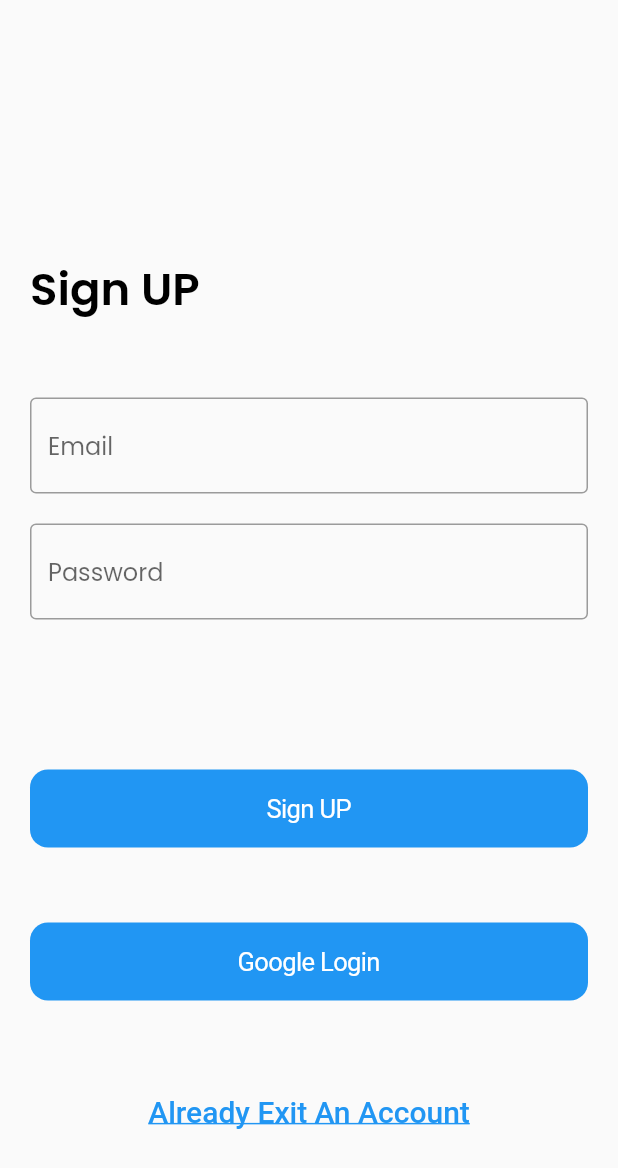
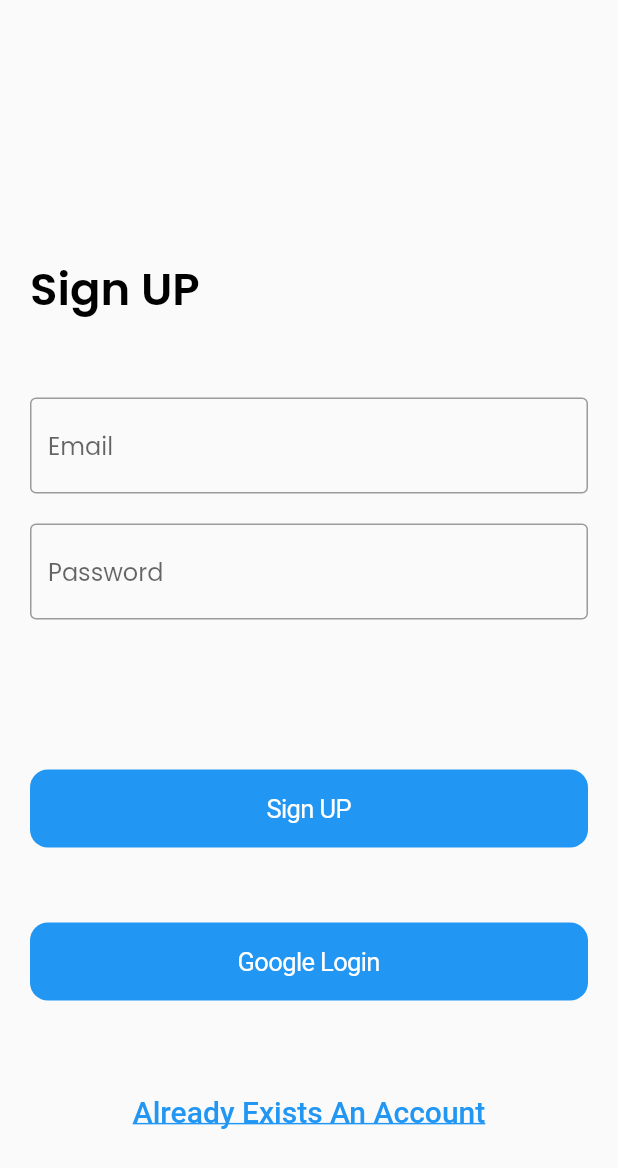
Before and after one commit to UmangKaklotar/firebase_app, a Flutter app: the SignUp screen opened by its route, on a phone screen of 412 x 824 dp. Shown: the top 1168 px of the screen. Run offline on Flutter 3.47's test engine with Material 2 defaults, Android fonts, the phone set to English and light mode, and no system bars; our stand-ins replace firebase_auth, firebase_core, google_fonts, google_sign_in; accounts and stored records are empty.

Commit message:
UK || 06/03/2023 12:03 PM

```diff
--- a/lib/sign_up.dart
+++ b/lib/sign_up.dart
@@ -153,7 +153,7 @@ class _SignUpState extends State<SignUp> {
                 TextButton(
                   onPressed: () => Navigator.pop(context),
                   child: const Text(
-                    "Already Exit An Account",
+                    "Already Exists An Account",
                     style: TextStyle(
                       fontSize: 20,
                       decoration: TextDecoration.underline,
```
Also changed, not shown: lib/auth.dart (+4 -3 lines).
